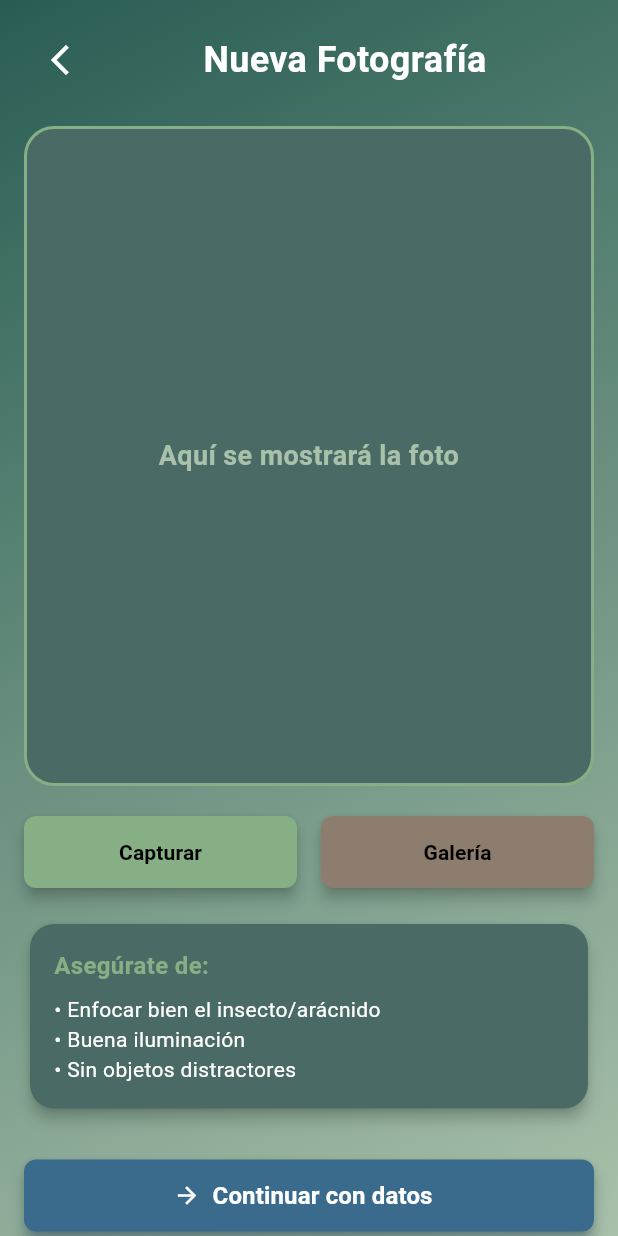
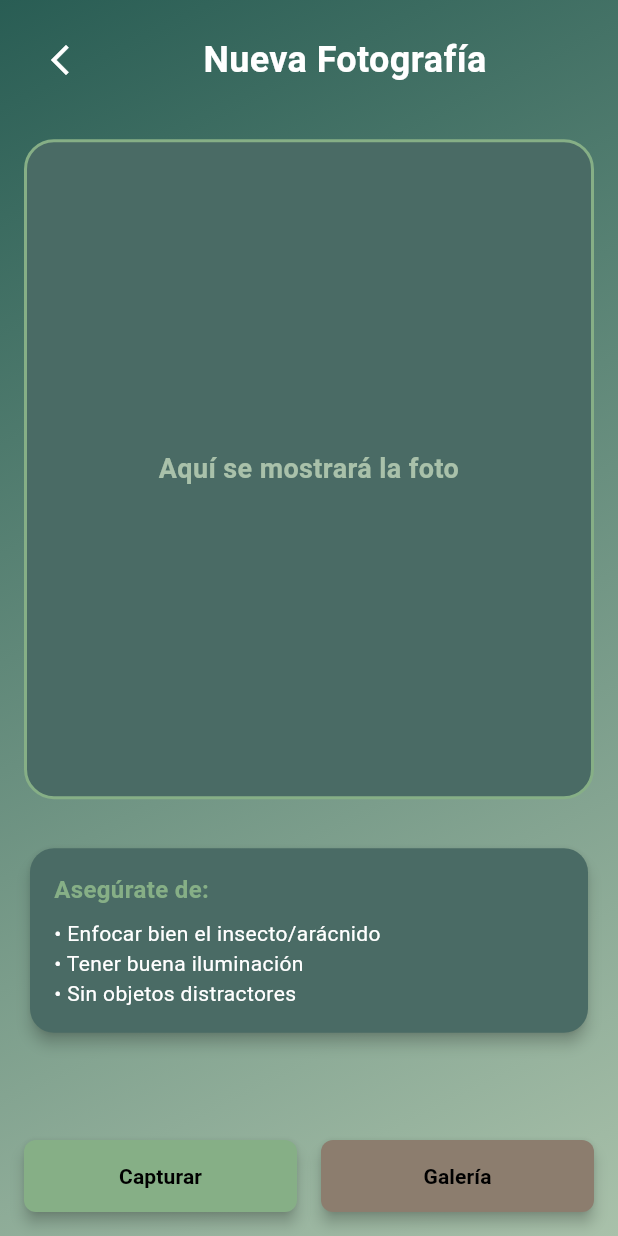
Before and after one commit to CrisCamp/biodetect, a Flutter app: the CapturaFoto screen opened directly, on a phone screen of 412 x 824 dp. Run offline on Flutter 3.47's test engine with Material 3 defaults, Android fonts, the light colour scheme and no system bars; our stand-ins replace cached_network_image, cloud_firestore, firebase_auth, firebase_core, firebase_storage, geolocator and 5 more; missing offline and left inert: mapbox_maps_flutter; accounts and stored records are empty.

Commit message:
21 Integracion de IA\nSe ajustaron ligeramente el diseño de los componentes en captura_foto.dart\n1.- Se intercambiaron de lugar los botones de acción para tomar fotografía, seleccionar de galería y para proceder con el analisis, ahora se muestra el botón de analizar arriba de los botones de selección/carga de foto.\n2.- Inicialmente el botón de Analizar se encuentra oculto, en su lugar se muestra el mensaje de consideraciones a tomar al adjuntar una fotografía.\n3.- En relación al punto anterior, el botón de Analizar se muestra una vez adjunta una fotografía y se oculta el mensaje de consideraciones a tomar.

```diff
--- a/lib/views/registers/captura_foto.dart
+++ b/lib/views/registers/captura_foto.dart
@@ -211,10 +211,15 @@ class _CapturaFotoState extends State<CapturaFoto> {
         ),
         child: SafeArea(
           child: SingleChildScrollView(
+            child: ConstrainedBox(
+              constraints: BoxConstraints(
+                minHeight: MediaQuery.of(context).size.height - MediaQuery.of(context).padding.top - MediaQuery.of(context).padding.bottom, // Altura de la pantalla menos el padding del SafeArea
+              ),
               child: Padding(
                 padding: const EdgeInsets.all(16),
                 child: Column(
                   crossAxisAlignment: CrossAxisAlignment.stretch,
+                  mainAxisAlignment: MainAxisAlignment.spaceBetween,
                   children: [
                     // Encabezado
                     Row(
@@ -266,6 +271,106 @@ class _CapturaFotoState extends State<CapturaFoto> {
                             ),
                     ),
                     const SizedBox(height: 20),
+                    // Requisitos de calidad
+                    Visibility(
+                      visible: _image == null,
+                      //maintainSize: true,
+                      maintainAnimation: true,
+                      maintainState: true,
+                      child: Card(
+                        color: AppColors.backgroundCard,
+                        shape: RoundedRectangleBorder(
+                          borderRadius: BorderRadius.circular(16),
+                        ),
+                        elevation: 4,
+                        child: const Padding(
+                          padding: EdgeInsets.all(16),
+                          child: Column(
+                            crossAxisAlignment: CrossAxisAlignment.start,
+                            children: [
+                              Text(
+                                'Asegúrate de:',
+                                style: TextStyle(
+                                  color: AppColors.buttonGreen2,
+                                  fontWeight: FontWeight.bold,
+                                  fontSize: 16,
+                                ),
+                              ),
+                              SizedBox(height: 8),
+                              Text(
+                                '• Enfocar bien el insecto/arácnido',
+                                style: TextStyle(
+                                  color: AppColors.textWhite,
+                                  fontSize: 14,
+                                ),
+                              ),
+                              Text(
+                                '• Tener buena iluminación',
+                                style: TextStyle(
+                                  color: AppColors.textWhite,
+                                  fontSize: 14,
+                                ),
+                              ),
+                              Text(
+                                '• Sin objetos distractores',
+                                style: TextStyle(
+                                  color: AppColors.textWhite,
+                                  fontSize: 14,
+                                ),
+                              ),
+                            ],
+                          ),
+                        ),
+                      ),
+                    ),
+                    const SizedBox(height: 30),
+                    // Botón para ir a la vista de datos
+                    Visibility(
+                      visible: _image != null,
+                      //maintainSize: true,
+                      maintainAnimation: true,
+                      maintainState: true,
+                      child: ElevatedButton.icon(
+                        icon: _isProcessing
+                            ? const SizedBox(
+                                width: 22,
+                                height: 22,
+                                child: CircularProgressIndicator(
+                                  color: AppColors.textWhite,
+                                  strokeWidth: 2.5,
+                                ),
+                              )
+                            : const Icon(Icons.arrow_forward, color: AppColors.textWhite),
+                        label: Text(
+                          _isProcessing ? 'Procesando...' : 'Analizar',
+                          style: const TextStyle(
+                            color: AppColors.textWhite,
+                            fontWeight: FontWeight.bold,
+                            fontSize: 16,
+                          ),
+                        ),
+                        style: ButtonStyle(
+                          backgroundColor: MaterialStateProperty.resolveWith<Color>(
+                            (states) {
+                              if (states.contains(MaterialState.pressed) || states.contains(MaterialState.hovered)) {
+                                return AppColors.buttonGreen2.withOpacity(0.18);
+                              }
+                              return AppColors.buttonBlue2;
+                            },
+                          ),
+                          shape: MaterialStateProperty.all<RoundedRectangleBorder>(
+                            RoundedRectangleBorder(
+                              borderRadius: BorderRadius.circular(8),
+                            ),
+                          ),
+                          minimumSize: MaterialStateProperty.all(const Size(0, 48)),
+                          elevation: MaterialStateProperty.all(_isProcessing ? 0 : 4),
+                          shadowColor: MaterialStateProperty.all(AppColors.buttonBlue2),
+                        ),
+                        onPressed: _isProcessing ? null : _analizarFoto,
+                      ),
+                    ),
+                    const SizedBox(height: 20),
                     // Botones de captura y galería
                     Row(
                       children: [
@@ -308,95 +413,8 @@ class _CapturaFotoState extends State<CapturaFoto> {
                         ),
                       ],
                     ),
-                  const SizedBox(height: 20),
-                  // Requisitos de calidad
-                  Card(
-                    color: AppColors.backgroundCard,
-                    shape: RoundedRectangleBorder(
-                      borderRadius: BorderRadius.circular(16),
-                    ),
-                    elevation: 4,
-                    child: const Padding(
-                      padding: EdgeInsets.all(16),
-                      child: Column(
-                        crossAxisAlignment: CrossAxisAlignment.start,
-                        children: [
-                          Text(
-                            'Asegúrate de:',
-                            style: TextStyle(
-                              color: AppColors.buttonGreen2,
-                              fontWeight: FontWeight.bold,
-                              fontSize: 16,
-                            ),
-                          ),
-                          SizedBox(height: 8),
-                          Text(
-                            '• Enfocar bien el insecto/arácnido',
-                            style: TextStyle(
-                              color: AppColors.textWhite,
-                              fontSize: 14,
-                            ),
-                          ),
-                          Text(
-                            '• Buena iluminación',
-                            style: TextStyle(
-                              color: AppColors.textWhite,
-                              fontSize: 14,
-                            ),
-                          ),
-                          Text(
-                            '• Sin objetos distractores',
-                            style: TextStyle(
-                              color: AppColors.textWhite,
-                              fontSize: 14,
-                            ),
-                          ),
                   ],
                 ),
-                    ),
-                  ),
-                  const SizedBox(height: 30),
-                  // Botón para ir a la vista de datos
-                  ElevatedButton.icon(
-                    icon: _isProcessing
-                        ? const SizedBox(
-                            width: 22,
-                            height: 22,
-                            child: CircularProgressIndicator(
-                              color: AppColors.textWhite,
-                              strokeWidth: 2.5,
-                            ),
-                          )
-                        : const Icon(Icons.arrow_forward, color: AppColors.textWhite),
-                    label: Text(
-                      _isProcessing ? 'Procesando...' : 'Continuar con datos',
-                      style: const TextStyle(
-                        color: AppColors.textWhite,
-                        fontWeight: FontWeight.bold,
-                        fontSize: 16,
-                      ),
-                    ),
-                    style: ButtonStyle(
-                      backgroundColor: MaterialStateProperty.resolveWith<Color>(
-                        (states) {
-                          if (states.contains(MaterialState.pressed) || states.contains(MaterialState.hovered)) {
-                            return AppColors.buttonGreen2.withOpacity(0.18);
-                          }
-                          return AppColors.buttonBlue2;
-                        },
-                      ),
-                      shape: MaterialStateProperty.all<RoundedRectangleBorder>(
-                        RoundedRectangleBorder(
-                          borderRadius: BorderRadius.circular(8),
-                        ),
-                      ),
-                      minimumSize: MaterialStateProperty.all(const Size(0, 48)),
-                      elevation: MaterialStateProperty.all(_isProcessing ? 0 : 4),
-                      shadowColor: MaterialStateProperty.all(AppColors.buttonBlue2),
-                    ),
-                    onPressed: _isProcessing ? null : _analizarFoto,
-                  ),
-                ],
               ),
             ),
           ),
```
Lines whose indentation alone changed are shown as unchanged.
